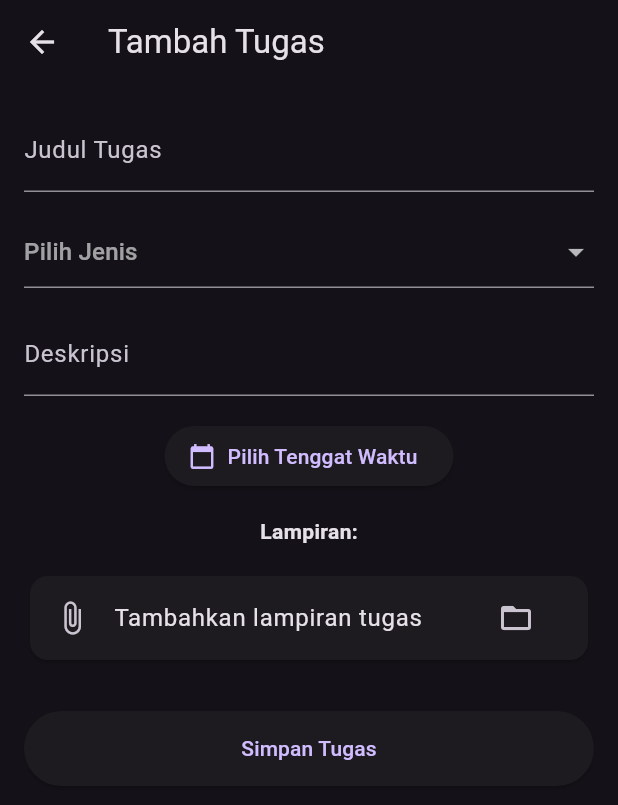
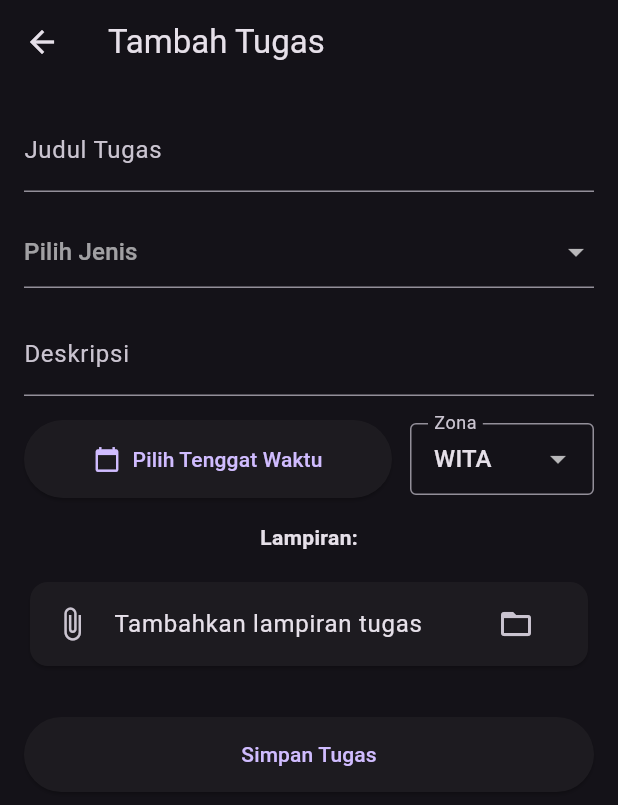
Before and after one commit to zEchth/tugas-kuliyeah, a Flutter app: the AddEditTugasScreen screen opened directly with empty values, on a phone screen of 412 x 824 dp. Shown: the top 805 px of the screen. Run offline on Flutter 3.47's test engine with Material 3 defaults, Android fonts, the phone set to English and light mode, and no system bars; our stand-ins replace cached_network_image, drift, file_picker, firebase_core, firebase_messaging, flutter_dotenv and 6 more; accounts and stored records are empty; generated files the repository leaves out were written again; network calls fail.

Commit message:
buat opsi pemilihan zona waktu tugas/jadwal dan ubah tampilan halaman CRUD tugas/jadwal

```diff
--- a/lib/core/models/jadwal.dart
+++ b/lib/core/models/jadwal.dart
@@ -13,6 +13,10 @@ class Jadwal {
   final String? ruangan;
   final DateTime createdAt;
   final String mataKuliahId;
+
+  // [BARU] Zona Waktu (WIB, WITA, WIT) - Default 'WITA'
+  final String zonaWaktu;
+
   final String? mataKuliahName;
 
   Jadwal({
@@ -27,6 +31,7 @@ class Jadwal {
     required this.ruangan,
     required this.createdAt,
     required this.mataKuliahId,
+    this.zonaWaktu = 'WITA', // [BARU] Default ke WITA
     this.mataKuliahName,
   });
 
@@ -57,6 +62,10 @@ class Jadwal {
       ruangan: map['ruangan'],
       createdAt: DateTime.parse(map['created_at']),
       mataKuliahId: map['mata_kuliah_id'],
+
+      // [BARU] Ambil zona waktu, default 'WITA' jika null
+      zonaWaktu: map['zona_waktu'] ?? 'WITA',
+
       mataKuliahName: map['mata_kuliah'] != null
           ? map['mata_kuliah']['nama_matkul']
           : null,
@@ -77,6 +86,7 @@ class Jadwal {
       'ruangan': ruangan,
       'created_at': createdAt.toIso8601String(),
       'mata_kuliah_id': mataKuliahId,
+      'zona_waktu': zonaWaktu, // [BARU] Simpan zona waktu
     };
   }
 
@@ -118,6 +128,7 @@ class Jadwal {
     String? ruangan,
     DateTime? createdAt,
     String? mataKuliahId,
+    String? zonaWaktu, // [BARU]
     String? mataKuliahName,
   }) {
     return Jadwal(
@@ -132,6 +143,7 @@ class Jadwal {
       ruangan: ruangan ?? this.ruangan,
       createdAt: createdAt ?? this.createdAt,
       mataKuliahId: mataKuliahId ?? this.mataKuliahId,
+      zonaWaktu: zonaWaktu ?? this.zonaWaktu,
       mataKuliahName: mataKuliahName ?? this.mataKuliahName,
     );
   }
--- a/lib/core/models/tugas.dart
+++ b/lib/core/models/tugas.dart
@@ -14,6 +14,9 @@ class Tugas {
   // [BARU] Status Pengerjaan
   final String status;
 
+  // [BARU] Zona Waktu (WIB, WITA, WIT) - Default 'WITA' untuk backward compatibility
+  final String zonaWaktu;
+
   // [BARU] Nama Mata Kuliah (Hasil Join/Lookup) - Tidak disimpan di tabel tugas
   final String? mataKuliahName;
 
@@ -28,6 +31,7 @@ class Tugas {
     this.note,
     // this.attachmentPath,
     this.status = 'Belum Dikerjakan', // Default value
+    this.zonaWaktu = 'WITA', // [BARU] Default ke WITA
     this.mataKuliahName,
   });
 
@@ -44,6 +48,9 @@ class Tugas {
       // attachmentPath: map['attachment_path'],
       // Ambil status, default ke 'Belum Dikerjakan' jika null (safety)
       status: map['status'] ?? 'Belum Dikerjakan',
+
+      // [BARU] Ambil zona waktu, default 'WITA' jika null (untuk data lama)
+      zonaWaktu: map['zona_waktu'] ?? 'WITA',
 
       // Jika kita melakukan join query di Supabase (.select('*, mata_kuliah(nama_matkul)'))
       // Data akan ada di map['mata_kuliah']['nama_matkul']
@@ -65,6 +72,7 @@ class Tugas {
       'mata_kuliah_id': mataKuliahId,
       // 'attachment_path': attachmentPath,
       'status': status, // Kirim status ke DB
+      'zona_waktu': zonaWaktu, // [BARU] Kirim zona waktu
     };
   }
 
@@ -79,6 +87,7 @@ class Tugas {
     DateTime? createdAt,
     String? mataKuliahId,
     String? status,
+    String? zonaWaktu, // [BARU]
     String? mataKuliahName,
   }) {
     return Tugas(
@@ -91,6 +100,7 @@ class Tugas {
       createdAt: createdAt ?? this.createdAt,
       mataKuliahId: mataKuliahId ?? this.mataKuliahId,
       status: status ?? this.status,
+      zonaWaktu: zonaWaktu ?? this.zonaWaktu,
       mataKuliahName: mataKuliahName ?? this.mataKuliahName,
     );
   }
--- a/lib/core/repositories/task_repository.dart
+++ b/lib/core/repositories/task_repository.dart
@@ -31,6 +31,8 @@ abstract class TaskRepository {
     required bool useAutoTitle, // True = Series, False = Custom
     required String customTitlePrefix, // Teks custom atau "Pertemuan ke-"
     required int startNumber, // Angka mulai (User defined)
+    // [BARU] Zona Waktu
+    required String zonaWaktu,
   });
 
   // [MODIFIKASI] Update satu pertemuan spesifik (misal geser jadwal)
--- a/lib/data/remote/repositories/supabase_task_repository.dart
+++ b/lib/data/remote/repositories/supabase_task_repository.dart
@@ -30,11 +30,9 @@ class SupabaseTaskRepository implements TaskRepository {
   int _generateId(String uuid) {
     try {
       final cleanUuid = uuid.replaceAll('-', '');
-      // Ambil 7 karakter terakhir
       final hexChunk = cleanUuid.substring(cleanUuid.length - 7);
       return int.parse(hexChunk, radix: 16);
     } catch (e) {
-      // Fallback jika format UUID aneh
       return uuid.hashCode;
     }
   }
@@ -42,7 +40,6 @@ class SupabaseTaskRepository implements TaskRepository {
   // ============================================================
   //             FITUR BARU: RESYNC NOTIFICATIONS
   // ============================================================
-  // Fungsi ini dipanggil saat App dibuka (MainNavigationScreen)
   Future<void> resyncLocalNotifications() async {
     try {
       final uid = client.auth.currentUser?.id;
@@ -51,7 +48,6 @@ class SupabaseTaskRepository implements TaskRepository {
       debugPrint("[SYNC] Memulai sinkronisasi notifikasi...");
 
       // 1. Bersihkan semua alarm lama (Reset state)
-      // Ini penting agar alarm dari jadwal yang sudah dihapus di perangkat lain ikut hilang
       await notificationService.cancelAllNotifications();
 
       // 2. Ambil data TUGAS yang BELUM selesai & deadline di masa depan
@@ -60,8 +56,8 @@ class SupabaseTaskRepository implements TaskRepository {
           .from('tugas')
           .select('*, mata_kuliah(nama_matkul)')
           .eq('owner_id', uid)
-          .neq('status', 'Selesai') // Abaikan yang selesai
-          .gt('due_at', now); // Hanya yang akan datang
+          .neq('status', 'Selesai')
+          .gt('due_at', now);
 
       final listTugas = (tugasData as List)
           .map((x) => Tugas.fromMap(x))
@@ -75,18 +71,18 @@ class SupabaseTaskRepository implements TaskRepository {
           title: "${t.type}: $matkulName",
           body: "${t.title} (Deadline!)",
           scheduledDate: t.dueAt,
+          zonaWaktu: t.zonaWaktu, // [UPDATE] Pass zona waktu
         );
       }
 
-      // 4. Ambil data JADWAL (Aktifkan untuk semua jadwal)
-      // Gunakan 'gte' (Greater Than or Equal) today agar jadwal hari ini yang belum lewat jamnya juga masuk
+      // 4. Ambil data JADWAL
       final todayStr = DateTime.now().toIso8601String().split('T')[0];
 
       final jadwalData = await client
           .from('jadwal_kuliah')
           .select('*, mata_kuliah(nama_matkul)')
           .eq('owner_id', uid)
-          .gte('tanggal', todayStr) // Hanya ambil jadwal mulai hari ini ke depan
+          .gte('tanggal', todayStr)
           .eq('status_pertemuan', 'Terjadwal');
 
       final listJadwal = (jadwalData as List)
@@ -113,6 +109,7 @@ class SupabaseTaskRepository implements TaskRepository {
             title: "Kelas: $matkulName",
             body: "Ruang: ${j.ruangan} | ${j.judul}",
             scheduledDate: jadwalDateTime,
+            zonaWaktu: j.zonaWaktu, // [UPDATE] Pass zona waktu
           );
           scheduledJadwalCount++;
         }
@@ -208,12 +205,11 @@ class SupabaseTaskRepository implements TaskRepository {
     required bool useAutoTitle,
     required String customTitlePrefix,
     required int startNumber,
+    required String zonaWaktu, // [UPDATE] Parameter baru
   }) async {
     final uid = client.auth.currentUser!.id;
     final batchId = const Uuid().v4();
 
-    // BERSIHKAN NOTIF JADWAL LAMA MATKUL INI SEBELUM INSERT BARU
-    // (Jika user mengulang generate, yang lama harus bersih)
     final oldJadwal = await client
         .from('jadwal_kuliah')
         .select('id')
@@ -225,7 +221,6 @@ class SupabaseTaskRepository implements TaskRepository {
 
     List<Map<String, dynamic>> batchData = [];
 
-    // [UPDATE] Ambil nama matkul untuk notifikasi
     final matkulRes = await client
         .from('mata_kuliah')
         .select('nama_matkul')
@@ -236,7 +231,6 @@ class SupabaseTaskRepository implements TaskRepository {
     final startT = _formatTimeOfDay(jamMulai);
     final endT = _formatTimeOfDay(jamSelesai);
 
-    // List temporary untuk scheduling notif SETELAH insert DB sukses
     List<Map<String, dynamic>> notifQueue = [];
 
     for (int i = 0; i < jumlahPertemuan; i++) {
@@ -264,6 +258,7 @@ class SupabaseTaskRepository implements TaskRepository {
         'jam_selesai': endT,
         'ruangan': ruangan,
         'created_at': DateTime.now().toIso8601String(),
+        'zona_waktu': zonaWaktu, // [UPDATE] Simpan zona waktu
       });
 
       final startDateTime = DateTime(
@@ -280,20 +275,20 @@ class SupabaseTaskRepository implements TaskRepository {
           'title': "Kelas: $matkulName",
           'body': "$finalTitle di $ruangan",
           'date': startDateTime,
+          'zona': zonaWaktu, // Queue perlu tau zona juga
         });
       }
     }
 
-    // Insert DB dulu (Atomic operation kalau bisa, tapi supabase-flutter batch insert sudah bagus)
     await client.from('jadwal_kuliah').insert(batchData);
 
-    // Baru schedule notif jika DB sukses
     for (final n in notifQueue) {
       await notificationService.scheduleTugasReminder(
         id: n['id'],
         title: n['title'],
         body: n['body'],
         scheduledDate: n['date'],
+        zonaWaktu: n['zona'], // [UPDATE]
       );
     }
   }
@@ -340,6 +335,7 @@ class SupabaseTaskRepository implements TaskRepository {
         title: "Kelas: $matkulName (Updated)",
         body: "${jadwal.judul} di ${jadwal.ruangan}",
         scheduledDate: startDateTime,
+        zonaWaktu: jadwal.zonaWaktu, // [UPDATE] Pass zona waktu dari objek Jadwal
       );
     }
   }
@@ -392,6 +388,7 @@ class SupabaseTaskRepository implements TaskRepository {
       title: "${tugas.type}: $matkulName",
       body: "${tugas.title} (Deadline!)",
       scheduledDate: tugas.dueAt,
+      zonaWaktu: tugas.zonaWaktu, // [UPDATE]
     );
   }
 
@@ -420,6 +417,7 @@ class SupabaseTaskRepository implements TaskRepository {
         title: "${tugas.type}: $matkulName",
         body: "${tugas.title} (Updated)",
         scheduledDate: tugas.dueAt,
+        zonaWaktu: tugas.zonaWaktu, // [UPDATE]
       );
     }
   }
--- a/lib/features/mata_kuliah/add_edit_jadwal_screen.dart
+++ b/lib/features/mata_kuliah/add_edit_jadwal_screen.dart
@@ -37,6 +37,10 @@ class _AddEditJadwalScreenState extends ConsumerState<AddEditJadwalScreen> {
   late TextEditingController _customTitleC; // Untuk judul "UTS" atau "Pertemuan ke-"
   late TextEditingController _startNumberC; // Untuk angka mulai (2, 36, dll)
 
+  // [BARU] Variabel Zona Waktu
+  String _selectedZona = 'WITA';
+  final List<String> _zonaList = ['WIB', 'WITA', 'WIT'];
+
   // State Mode Penamaan
   // true = "Pertemuan ke-{N}", "Pertemuan ke-{N+1}"
   // false = "UTS", "UTS" (Custom text statis)
@@ -68,12 +72,13 @@ class _AddEditJadwalScreenState extends ConsumerState<AddEditJadwalScreen> {
         ? TimeOfDay.fromDateTime(widget.jadwal!.jamSelesai)
         : null;
 
-    // [BARU] Inisialisasi Judul & Angka
+    // [BARU] Inisialisasi Judul & Angka & Zona
     if (_isEditing) {
       // Jika edit single, anggap selalu Custom agar user bebas ubah teksnya
       _useAutoTitle = false;
       _customTitleC = TextEditingController(text: widget.jadwal!.judul);
       _startNumberC = TextEditingController(); // Tidak dipakai di mode edit single
+      _selectedZona = widget.jadwal!.zonaWaktu; // [BARU] Load zona waktu
     } else {
       // Mode Add Batch
       _useAutoTitle = true;
@@ -174,6 +179,7 @@ class _AddEditJadwalScreenState extends ConsumerState<AddEditJadwalScreen> {
           ),
           ruangan: _ruanganC.text,
           judul: _customTitleC.text, // Simpan judul apa adanya dari input
+          zonaWaktu: _selectedZona, // [BARU] Update zona waktu
         );
 
         await repo.updateJadwal(updatedJadwal);
@@ -203,6 +209,9 @@ class _AddEditJadwalScreenState extends ConsumerState<AddEditJadwalScreen> {
           useAutoTitle: _useAutoTitle,
           customTitlePrefix: _customTitleC.text, // "Pertemuan ke-" atau "UTS"
           startNumber: startNum, // Angka mulai yg ditentukan user
+
+          // [BARU] Zona Waktu
+          zonaWaktu: _selectedZona,
         );
 
         if (mounted) {
@@ -389,10 +398,11 @@ class _AddEditJadwalScreenState extends ConsumerState<AddEditJadwalScreen> {
 
                 const SizedBox(height: 24),
 
-                // --- BAGIAN JAM ---
+                // --- BAGIAN JAM & ZONA ---
                 Row(
                   children: [
                     Expanded(
+                      flex: 2,
                       child: ElevatedButton.icon(
                         onPressed: () => _pilihJam(true),
                         icon: const Icon(Icons.access_time),
@@ -406,8 +416,9 @@ class _AddEditJadwalScreenState extends ConsumerState<AddEditJadwalScreen> {
                         ),
                       ),
                     ),
-                    const SizedBox(width: 10),
+                    const SizedBox(width: 8),
                     Expanded(
+                      flex: 2,
                       child: ElevatedButton.icon(
                         onPressed: () => _pilihJam(false),
                         icon: const Icon(Icons.access_time_filled),
@@ -423,6 +434,22 @@ class _AddEditJadwalScreenState extends ConsumerState<AddEditJadwalScreen> {
                     ),
                   ],
                 ),
+                const SizedBox(height: 12),
+
+                // [BARU] DROPDOWN ZONA WAKTU
+                DropdownButtonFormField<String>(
+                  value: _selectedZona,
+                  decoration: const InputDecoration(
+                    labelText: "Zona Waktu",
+                    border: OutlineInputBorder(),
+                    prefixIcon: Icon(Icons.public),
+                  ),
+                  items: _zonaList.map((z) => DropdownMenuItem(value: z, child: Text(z))).toList(),
+                  onChanged: (val) {
+                     if (val != null) setState(() => _selectedZona = val);
+                  },
+                ),
+
                 const SizedBox(height: 16),
 
                 // --- BAGIAN RUANGAN ---
--- a/lib/features/tugas/add_edit_tugas_screen.dart
+++ b/lib/features/tugas/add_edit_tugas_screen.dart
@@ -28,6 +28,10 @@ class _AddEditTugasScreenState extends ConsumerState<AddEditTugasScreen> {
   String? _selectedJenis;
   DateTime? _dueAt;
 
+  // [BARU] Variabel Zona Waktu
+  String _selectedZona = 'WITA'; // Default value
+  final List<String> _zonaList = ['WIB', 'WITA', 'WIT'];
+
   List<String> _attachmentPathList = [];
   List<PlatformFile> _webFiles = [];
 
@@ -47,6 +51,11 @@ class _AddEditTugasScreenState extends ConsumerState<AddEditTugasScreen> {
     _selectedJenis = _isEditing ? widget.tugas!.type : null;
     _dueAt = _isEditing ? widget.tugas!.dueAt : null;
     // _attachmentPath = _isEditing ? widget.tugas!.attachmentPath : null;
+
+    // [BARU] Init Zona Waktu
+    if (_isEditing) {
+      _selectedZona = widget.tugas!.zonaWaktu;
+    }
   }
 
   @override
@@ -141,6 +150,7 @@ class _AddEditTugasScreenState extends ConsumerState<AddEditTugasScreen> {
       createdAt: _isEditing ? widget.tugas!.createdAt : DateTime.now(),
       mataKuliahId: widget.mataKuliahId,
       // attachmentPath: _attachmentPath,
+      zonaWaktu: _selectedZona, // [BARU] Simpan zona waktu yang dipilih
     );
 
     try {
@@ -216,7 +226,12 @@ class _AddEditTugasScreenState extends ConsumerState<AddEditTugasScreen> {
               ),
               SizedBox(height: 16),
 
-              ElevatedButton.icon(
+              // [BARU] Input Tenggat Waktu & Zona Waktu
+              Row(
+                children: [
+                  Expanded(
+                    flex: 2,
+                    child: ElevatedButton.icon(
                       icon: Icon(Icons.calendar_today),
                       label: Text(
                         _dueAt == null
@@ -224,6 +239,33 @@ class _AddEditTugasScreenState extends ConsumerState<AddEditTugasScreen> {
                             : DateFormat("dd MMM yyyy, HH:mm").format(_dueAt!),
                       ),
                       onPressed: _pickDeadline,
+                      style: ElevatedButton.styleFrom(
+                        padding: EdgeInsets.symmetric(vertical: 16),
+                      ),
+                    ),
+                  ),
+                  SizedBox(width: 12),
+                  Expanded(
+                    flex: 1,
+                    child: DropdownButtonFormField<String>(
+                      value: _selectedZona,
+                      decoration: InputDecoration(
+                        contentPadding: EdgeInsets.symmetric(
+                          horizontal: 12,
+                          vertical: 12,
+                        ),
+                        border: OutlineInputBorder(),
+                        labelText: "Zona",
+                      ),
+                      items: _zonaList.map((z) {
+                        return DropdownMenuItem(value: z, child: Text(z));
+                      }).toList(),
+                      onChanged: (v) {
+                        if (v != null) setState(() => _selectedZona = v);
+                      },
+                    ),
+                  ),
+                ],
               ),
               SizedBox(height: 16),
 
```
Also changed, not shown: lib/features/home/home_screen.dart (+11 -6 lines), lib/features/mata_kuliah/mata_kuliah_detail_screen.dart (+8 -6 lines), lib/services/notification_service.dart (+53 -71 lines). Lines whose indentation alone changed are shown as unchanged.
